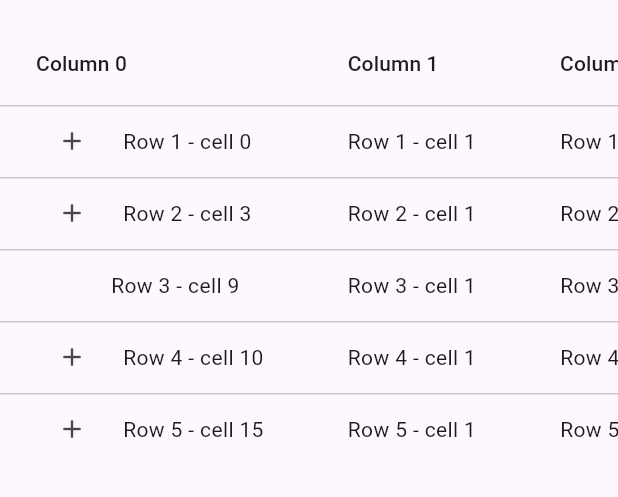
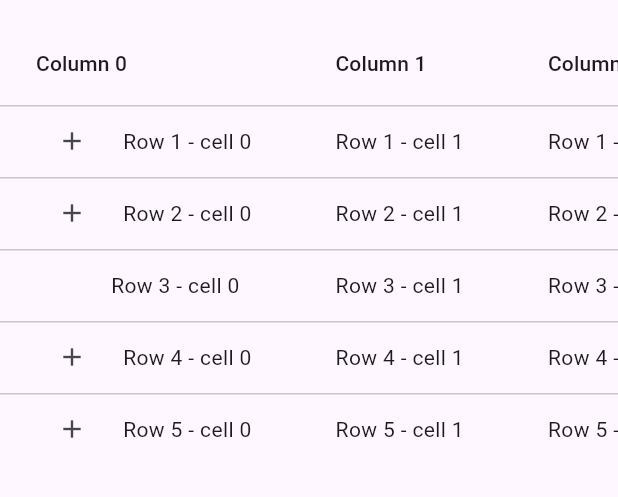
Before and after one commit to redaktorscha/expandable_tables, a Flutter app: the screen it shows after launch, on a phone screen of 412 x 824 dp, the part 63-560 px from its top. Run offline on Flutter 3.47's test engine with Material 3 defaults, Android fonts, the phone set to English and light mode, and no system bars.

Commit message:
fix indices

```diff
--- a/lib/main.dart
+++ b/lib/main.dart
@@ -272,11 +272,11 @@ class _MyHomePageState extends State<MyHomePage> {
     final firstCell = row.expandable
         ? getCellWithIconButton(
           row.expanded,
-            row.index, row.depth, '${row.label} - cell ${row.index}')
+            row.index, row.depth, '${row.label} - cell 0')
         : DataCell(Row(
             children: [
               SizedBox(width: (20 * row.depth + 50).toDouble()), // 50 is size of icon button
-              Text('${row.label} - cell ${row.index}')
+              Text('${row.label} - cell 0')
             ],
           ));
     return [
```
